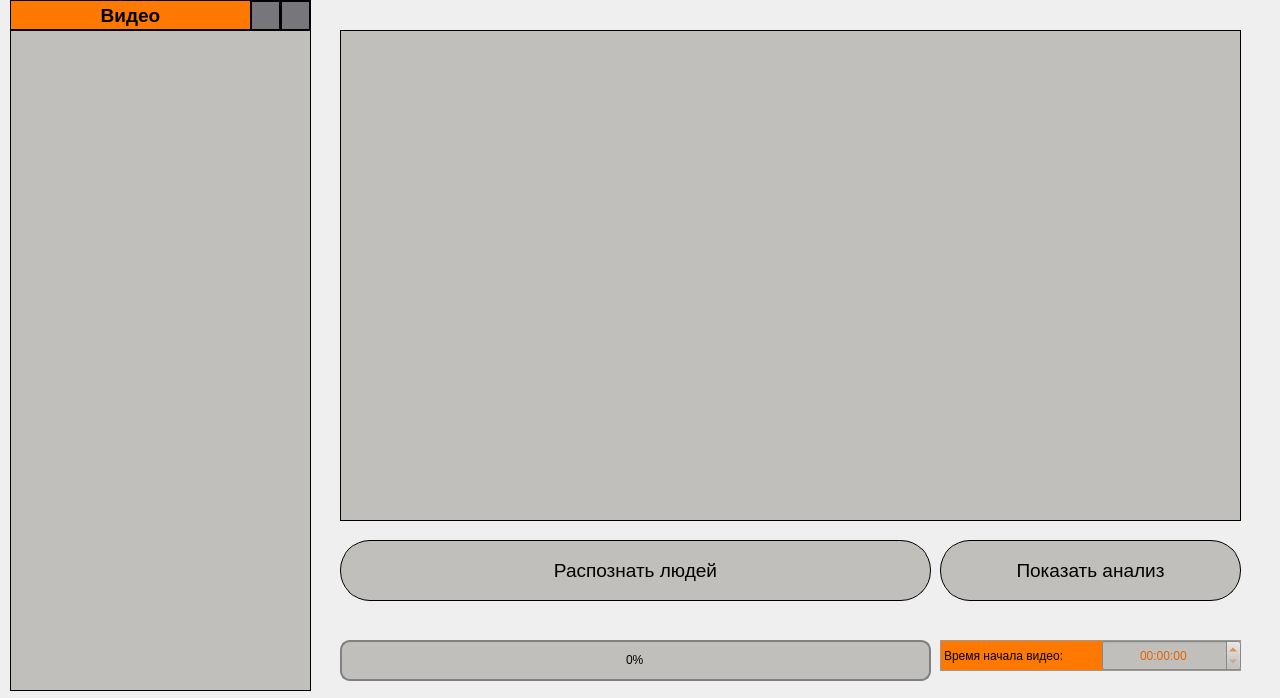
This is main_ui_new.ui in darktau34/VKR_videoanalysis_programm as Qt 5 draws it before an edit. The edited form follows.
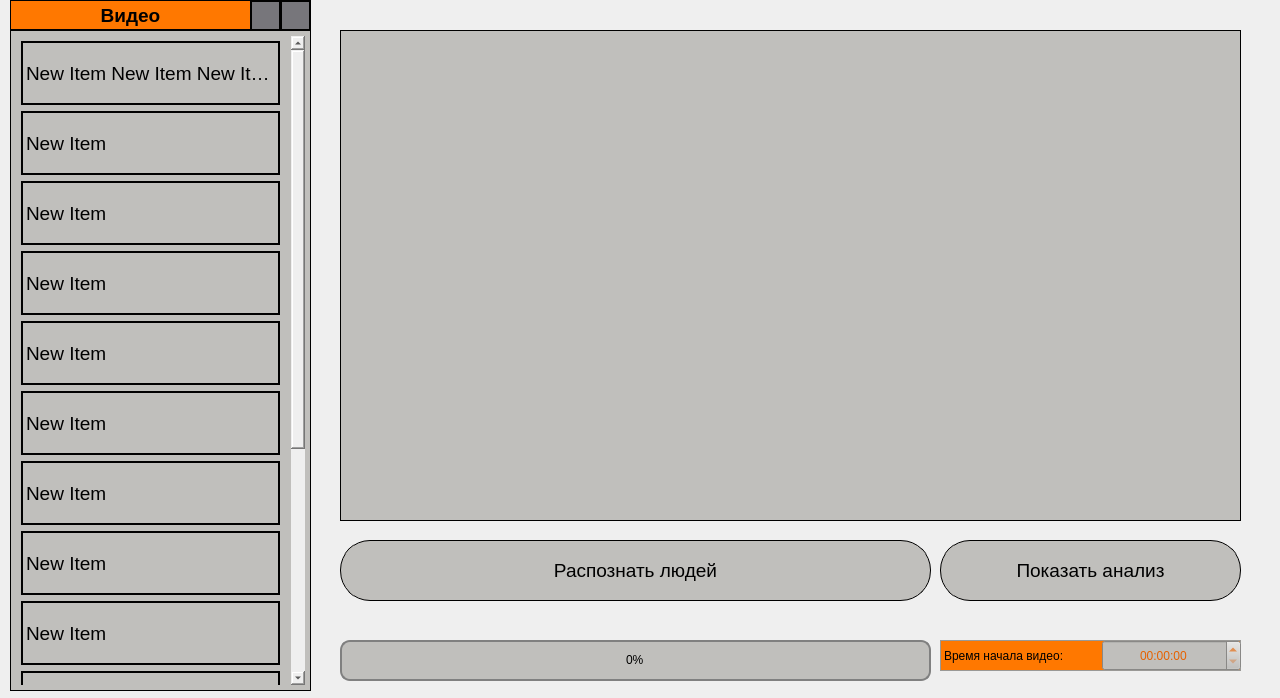
This is the edited form. Icons and pictures are not drawn.

Commit message: Start new UI integration, main window done

Patch:
```diff
--- a/main_ui_new.ui
+++ b/main_ui_new.ui
@@ -70,7 +70,7 @@
 	border: 2px solid black;
 	margin:5px;
 	height:60px;
-	width:240px;
+	width:255px;
 }
 
 QListView:item:selected{
@@ -81,6 +81,12 @@
     <property name="autoScroll">
      <bool>true</bool>
     </property>
+    <property name="iconSize">
+     <size>
+      <width>35</width>
+      <height>35</height>
+     </size>
+    </property>
     <property name="movement">
      <enum>QListView::Static</enum>
     </property>
@@ -126,6 +132,80 @@
     <property name="sortingEnabled">
      <bool>false</bool>
     </property>
+    <item>
+     <property name="text">
+      <string>New Item New Item New Item</string>
+     </property>
+     <property name="icon">
+      <iconset>
+       <normaloff>pyqt_resources/video_icon.png</normaloff>pyqt_resources/video_icon.png</iconset>
+     </property>
+    </item>
+    <item>
+     <property name="text">
+      <string>New Item</string>
+     </property>
+    </item>
+    <item>
+     <property name="text">
+      <string>New Item</string>
+     </property>
+    </item>
+    <item>
+     <property name="text">
+      <string>New Item</string>
+     </property>
+    </item>
+    <item>
+     <property name="text">
+      <string>New Item</string>
+     </property>
+    </item>
+    <item>
+     <property name="text">
+      <string>New Item</string>
+     </property>
+    </item>
+    <item>
+     <property name="text">
+      <string>New Item</string>
+     </property>
+    </item>
+    <item>
+     <property name="text">
+      <string>New Item</string>
+     </property>
+    </item>
+    <item>
+     <property name="text">
+      <string>New Item</string>
+     </property>
+    </item>
+    <item>
+     <property name="text">
+      <string>New Item</string>
+     </property>
+    </item>
+    <item>
+     <property name="text">
+      <string>New Item</string>
+     </property>
+    </item>
+    <item>
+     <property name="text">
+      <string>New Item</string>
+     </property>
+    </item>
+    <item>
+     <property name="text">
+      <string>New Item</string>
+     </property>
+    </item>
+    <item>
+     <property name="text">
+      <string>New Item</string>
+     </property>
+    </item>
    </widget>
    <widget class="QLabel" name="l_videos">
     <property name="geometry">
```
The commit also changes 6 other files.
